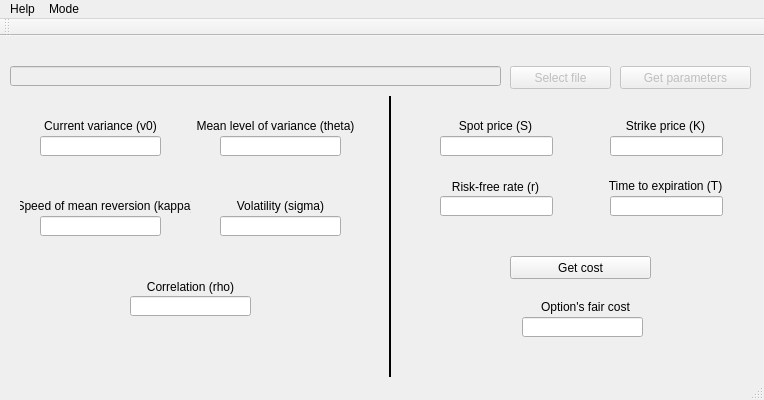
The window that OptCalc/App/app.ui (patemckin/HestonOptions) describes before a commit, drawn with Qt 5.
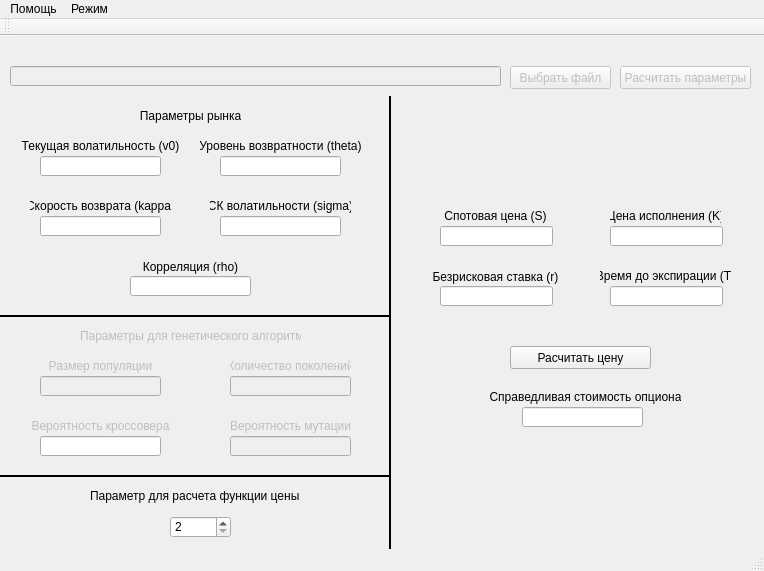
The same window after the commit.

The edit to the form file:
```diff
--- a/OptCalc/App/app.ui
+++ b/OptCalc/App/app.ui
@@ -7,7 +7,7 @@
     <x>0</x>
     <y>0</y>
     <width>764</width>
-    <height>400</height>
+    <height>571</height>
    </rect>
   </property>
   <property name="windowTitle">
@@ -43,15 +43,15 @@
      </rect>
     </property>
     <property name="text">
-     <string>Select file</string>
+     <string>Выбрать файл</string>
     </property>
    </widget>
    <widget class="QLabel" name="v0_Label">
     <property name="geometry">
      <rect>
-      <x>40</x>
-      <y>80</y>
-      <width>121</width>
+      <x>20</x>
+      <y>100</y>
+      <width>161</width>
       <height>20</height>
      </rect>
     </property>
@@ -59,7 +59,7 @@
      <enum>Qt::LeftToRight</enum>
     </property>
     <property name="text">
-     <string>Current variance (v0)</string>
+     <string>Текущая волатильность (v0)</string>
     </property>
     <property name="alignment">
      <set>Qt::AlignCenter</set>
@@ -68,9 +68,9 @@
    <widget class="QLabel" name="theta_Label">
     <property name="geometry">
      <rect>
-      <x>190</x>
-      <y>80</y>
-      <width>171</width>
+      <x>200</x>
+      <y>100</y>
+      <width>161</width>
       <height>20</height>
      </rect>
     </property>
@@ -78,7 +78,7 @@
      <enum>Qt::LeftToRight</enum>
     </property>
     <property name="text">
-     <string>Mean level of variance (theta)</string>
+     <string>Уровень возвратности (theta)</string>
     </property>
     <property name="alignment">
      <set>Qt::AlignCenter</set>
@@ -87,9 +87,9 @@
    <widget class="QLabel" name="kappa_Label">
     <property name="geometry">
      <rect>
-      <x>20</x>
+      <x>30</x>
       <y>160</y>
-      <width>171</width>
+      <width>141</width>
       <height>20</height>
      </rect>
     </property>
@@ -97,7 +97,7 @@
      <enum>Qt::LeftToRight</enum>
     </property>
     <property name="text">
-     <string>Speed of mean reversion (kappa)</string>
+     <string>Скорость возврата (kappa)</string>
     </property>
     <property name="alignment">
      <set>Qt::AlignCenter</set>
@@ -106,9 +106,9 @@
    <widget class="QLabel" name="sigma_Label">
     <property name="geometry">
      <rect>
-      <x>220</x>
+      <x>210</x>
       <y>160</y>
-      <width>121</width>
+      <width>141</width>
       <height>20</height>
      </rect>
     </property>
@@ -116,7 +116,7 @@
      <enum>Qt::LeftToRight</enum>
     </property>
     <property name="text">
-     <string>Volatility (sigma)</string>
+     <string>СК волатильности (sigma)</string>
     </property>
     <property name="alignment">
      <set>Qt::AlignCenter</set>
@@ -126,7 +126,7 @@
     <property name="geometry">
      <rect>
       <x>130</x>
-      <y>240</y>
+      <y>220</y>
       <width>121</width>
       <height>21</height>
      </rect>
@@ -135,7 +135,7 @@
      <enum>Qt::LeftToRight</enum>
     </property>
     <property name="text">
-     <string>Correlation (rho)</string>
+     <string>Корреляция (rho)</string>
     </property>
     <property name="alignment">
      <set>Qt::AlignCenter</set>
@@ -148,7 +148,7 @@
     <property name="geometry">
      <rect>
       <x>40</x>
-      <y>100</y>
+      <y>120</y>
       <width>121</width>
       <height>20</height>
      </rect>
@@ -164,7 +164,7 @@
     <property name="geometry">
      <rect>
       <x>220</x>
-      <y>100</y>
+      <y>120</y>
       <width>121</width>
       <height>20</height>
      </rect>
@@ -212,7 +212,7 @@
     <property name="geometry">
      <rect>
       <x>130</x>
-      <y>260</y>
+      <y>240</y>
       <width>121</width>
       <height>20</height>
      </rect>
@@ -234,7 +234,7 @@
      </rect>
     </property>
     <property name="text">
-     <string>Get parameters</string>
+     <string>Расчитать параметры</string>
     </property>
    </widget>
    <widget class="QPushButton" name="getCostButton">
@@ -244,13 +244,13 @@
     <property name="geometry">
      <rect>
       <x>510</x>
-      <y>220</y>
+      <y>310</y>
       <width>141</width>
       <height>23</height>
      </rect>
     </property>
     <property name="text">
-     <string>Get cost</string>
+     <string>Расчитать цену</string>
     </property>
    </widget>
    <widget class="Line" name="line">
@@ -259,7 +259,7 @@
       <x>380</x>
       <y>60</y>
       <width>21</width>
-      <height>281</height>
+      <height>461</height>
      </rect>
     </property>
     <property name="frameShadow">
@@ -282,7 +282,7 @@
     <property name="geometry">
      <rect>
       <x>610</x>
-      <y>160</y>
+      <y>250</y>
       <width>113</width>
       <height>20</height>
      </rect>
@@ -298,7 +298,7 @@
     <property name="geometry">
      <rect>
       <x>440</x>
-      <y>160</y>
+      <y>250</y>
       <width>113</width>
       <height>20</height>
      </rect>
@@ -314,7 +314,7 @@
     <property name="geometry">
      <rect>
       <x>440</x>
-      <y>100</y>
+      <y>190</y>
       <width>113</width>
       <height>20</height>
      </rect>
@@ -330,7 +330,7 @@
     <property name="geometry">
      <rect>
       <x>610</x>
-      <y>100</y>
+      <y>190</y>
       <width>113</width>
       <height>20</height>
      </rect>
@@ -343,7 +343,7 @@
     <property name="geometry">
      <rect>
       <x>430</x>
-      <y>140</y>
+      <y>230</y>
       <width>131</width>
       <height>21</height>
      </rect>
@@ -352,7 +352,7 @@
      <enum>Qt::LeftToRight</enum>
     </property>
     <property name="text">
-     <string>Risk-free rate (r)</string>
+     <string>Безрисковая ставка (r)</string>
     </property>
     <property name="alignment">
      <set>Qt::AlignCenter</set>
@@ -362,7 +362,7 @@
     <property name="geometry">
      <rect>
       <x>610</x>
-      <y>80</y>
+      <y>170</y>
       <width>111</width>
       <height>20</height>
      </rect>
@@ -371,7 +371,7 @@
      <enum>Qt::LeftToRight</enum>
     </property>
     <property name="text">
-     <string>Strike price (K)</string>
+     <string>Цена исполнения (K)</string>
     </property>
     <property name="alignment">
      <set>Qt::AlignCenter</set>
@@ -381,7 +381,7 @@
     <property name="geometry">
      <rect>
       <x>600</x>
-      <y>139</y>
+      <y>229</y>
       <width>131</width>
       <height>21</height>
      </rect>
@@ -390,7 +390,7 @@
      <enum>Qt::LeftToRight</enum>
     </property>
     <property name="text">
-     <string>Time to expiration (T)</string>
+     <string>Время до экспирации (T)</string>
     </property>
     <property name="alignment">
      <set>Qt::AlignCenter</set>
@@ -400,7 +400,7 @@
     <property name="geometry">
      <rect>
       <x>440</x>
-      <y>80</y>
+      <y>170</y>
       <width>111</width>
       <height>20</height>
      </rect>
@@ -409,7 +409,7 @@
      <enum>Qt::LeftToRight</enum>
     </property>
     <property name="text">
-     <string>Spot price (S)</string>
+     <string>Спотовая цена (S)</string>
     </property>
     <property name="alignment">
      <set>Qt::AlignCenter</set>
@@ -422,7 +422,7 @@
     <property name="geometry">
      <rect>
       <x>522</x>
-      <y>281</y>
+      <y>371</y>
       <width>121</width>
       <height>20</height>
      </rect>
@@ -434,9 +434,9 @@
    <widget class="QLabel" name="Opt_Label">
     <property name="geometry">
      <rect>
-      <x>530</x>
-      <y>260</y>
-      <width>111</width>
+      <x>490</x>
+      <y>350</y>
+      <width>191</width>
       <height>21</height>
      </rect>
     </property>
@@ -444,12 +444,269 @@
      <enum>Qt::LeftToRight</enum>
     </property>
     <property name="text">
-     <string>Option's fair cost</string>
+     <string>Справедливая стоимость опциона</string>
     </property>
     <property name="alignment">
      <set>Qt::AlignCenter</set>
     </property>
    </widget>
+   <widget class="Line" name="line_2">
+    <property name="geometry">
+     <rect>
+      <x>0</x>
+      <y>270</y>
+      <width>391</width>
+      <height>20</height>
+     </rect>
+    </property>
+    <property name="frameShadow">
+     <enum>QFrame::Plain</enum>
+    </property>
+    <property name="lineWidth">
+     <number>2</number>
+    </property>
+    <property name="midLineWidth">
+     <number>1</number>
+    </property>
+    <property name="orientation">
+     <enum>Qt::Horizontal</enum>
+    </property>
+   </widget>
+   <widget class="QLabel" name="parAlgoLabel">
+    <property name="enabled">
+     <bool>false</bool>
+    </property>
+    <property name="geometry">
+     <rect>
+      <x>80</x>
+      <y>290</y>
+      <width>221</width>
+      <height>20</height>
+     </rect>
+    </property>
+    <property name="text">
+     <string>Параметры для генетического алгоритма</string>
+    </property>
+   </widget>
+   <widget class="QLabel" name="popSize_Label">
+    <property name="enabled">
+     <bool>false</bool>
+    </property>
+    <property name="geometry">
+     <rect>
+      <x>40</x>
+      <y>320</y>
+      <width>121</width>
+      <height>20</height>
+     </rect>
+    </property>
+    <property name="layoutDirection">
+     <enum>Qt::LeftToRight</enum>
+    </property>
+    <property name="text">
+     <string>Размер популяции</string>
+    </property>
+    <property name="alignment">
+     <set>Qt::AlignCenter</set>
+    </property>
+   </widget>
+   <widget class="QLineEdit" name="popSize_Line">
+    <property name="enabled">
+     <bool>false</bool>
+    </property>
+    <property name="geometry">
+     <rect>
+      <x>40</x>
+      <y>340</y>
+      <width>121</width>
+      <height>20</height>
+     </rect>
+    </property>
+    <property name="readOnly">
+     <bool>false</bool>
+    </property>
+   </widget>
+   <widget class="QLabel" name="genCount_Label">
+    <property name="enabled">
+     <bool>false</bool>
+    </property>
+    <property name="geometry">
+     <rect>
+      <x>230</x>
+      <y>320</y>
+      <width>121</width>
+      <height>20</height>
+     </rect>
+    </property>
+    <property name="layoutDirection">
+     <enum>Qt::LeftToRight</enum>
+    </property>
+    <property name="text">
+     <string>Количество поколений</string>
+    </property>
+    <property name="alignment">
+     <set>Qt::AlignCenter</set>
+    </property>
+   </widget>
+   <widget class="QLineEdit" name="genCount_Line">
+    <property name="enabled">
+     <bool>false</bool>
+    </property>
+    <property name="geometry">
+     <rect>
+      <x>230</x>
+      <y>340</y>
+      <width>121</width>
+      <height>20</height>
+     </rect>
+    </property>
+    <property name="readOnly">
+     <bool>false</bool>
+    </property>
+   </widget>
+   <widget class="QLabel" name="crosProb_Label">
+    <property name="enabled">
+     <bool>false</bool>
+    </property>
+    <property name="geometry">
+     <rect>
+      <x>30</x>
+      <y>380</y>
+      <width>141</width>
+      <height>20</height>
+     </rect>
+    </property>
+    <property name="layoutDirection">
+     <enum>Qt::LeftToRight</enum>
+    </property>
+    <property name="text">
+     <string>Вероятность кроссовера</string>
+    </property>
+    <property name="alignment">
+     <set>Qt::AlignCenter</set>
+    </property>
+   </widget>
+   <widget class="QLineEdit" name="crosProb_Line">
+    <property name="enabled">
+     <bool>true</bool>
+    </property>
+    <property name="geometry">
+     <rect>
+      <x>40</x>
+      <y>400</y>
+      <width>121</width>
+      <height>20</height>
+     </rect>
+    </property>
+    <property name="readOnly">
+     <bool>false</bool>
+    </property>
+   </widget>
+   <widget class="QLabel" name="mutProb_Label">
+    <property name="enabled">
+     <bool>false</bool>
+    </property>
+    <property name="geometry">
+     <rect>
+      <x>230</x>
+      <y>380</y>
+      <width>121</width>
+      <height>20</height>
+     </rect>
+    </property>
+    <property name="layoutDirection">
+     <enum>Qt::LeftToRight</enum>
+    </property>
+    <property name="text">
+     <string>Вероятность мутации</string>
+    </property>
+    <property name="alignment">
+     <set>Qt::AlignCenter</set>
+    </property>
+   </widget>
+   <widget class="QLineEdit" name="mutProb_Line">
+    <property name="enabled">
+     <bool>false</bool>
+    </property>
+    <property name="geometry">
+     <rect>
+      <x>230</x>
+      <y>400</y>
+      <width>121</width>
+      <height>20</height>
+     </rect>
+    </property>
+    <property name="readOnly">
+     <bool>false</bool>
+    </property>
+   </widget>
+   <widget class="QLabel" name="parMarketLabel">
+    <property name="geometry">
+     <rect>
+      <x>140</x>
+      <y>70</y>
+      <width>101</width>
+      <height>20</height>
+     </rect>
+    </property>
+    <property name="text">
+     <string>Параметры рынка</string>
+    </property>
+    <property name="alignment">
+     <set>Qt::AlignCenter</set>
+    </property>
+   </widget>
+   <widget class="Line" name="line_3">
+    <property name="geometry">
+     <rect>
+      <x>0</x>
+      <y>430</y>
+      <width>391</width>
+      <height>20</height>
+     </rect>
+    </property>
+    <property name="frameShadow">
+     <enum>QFrame::Plain</enum>
+    </property>
+    <property name="lineWidth">
+     <number>2</number>
+    </property>
+    <property name="midLineWidth">
+     <number>1</number>
+    </property>
+    <property name="orientation">
+     <enum>Qt::Horizontal</enum>
+    </property>
+   </widget>
+   <widget class="QLabel" name="N_Label">
+    <property name="geometry">
+     <rect>
+      <x>90</x>
+      <y>450</y>
+      <width>211</width>
+      <height>20</height>
+     </rect>
+    </property>
+    <property name="text">
+     <string>Параметр для расчета функции цены (N)</string>
+    </property>
+   </widget>
+   <widget class="QSpinBox" name="N_SpinBox">
+    <property name="geometry">
+     <rect>
+      <x>170</x>
+      <y>480</y>
+      <width>61</width>
+      <height>22</height>
+     </rect>
+    </property>
+    <property name="minimum">
+     <number>2</number>
+    </property>
+    <property name="maximum">
+     <number>20</number>
+    </property>
+   </widget>
   </widget>
   <widget class="QMenuBar" name="menuBar">
    <property name="geometry">
@@ -462,12 +719,12 @@
    </property>
    <widget class="QMenu" name="menuHelp">
     <property name="title">
-     <string>Help</string>
+     <string>Помощь</string>
     </property>
    </widget>
    <widget class="QMenu" name="menuPars">
     <property name="title">
-     <string>Mode</string>
+     <string>Режим</string>
     </property>
     <addaction name="parHandWrite"/>
     <addaction name="parAutoWrite"/>
```
Left out of the diff: 6 changed lines with no effect on the pictures.
